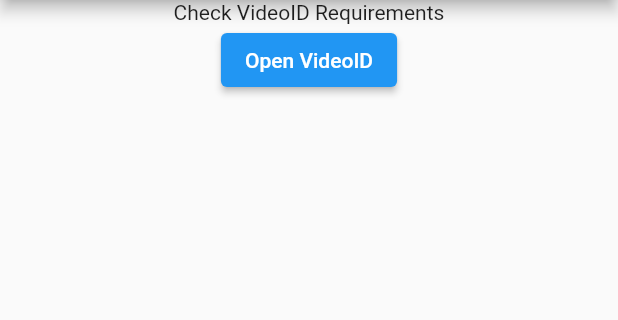
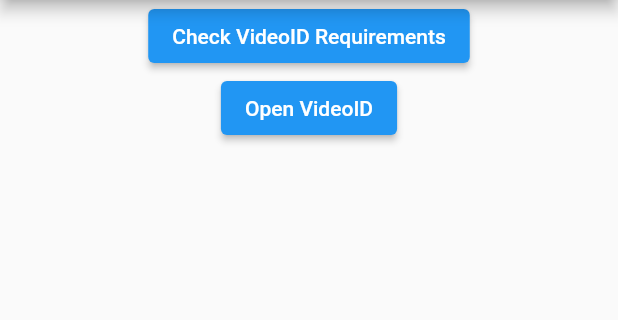
Before and after one commit to yeikel16/flutter_electronicid, a Flutter app: the screen it shows after launch, on a phone screen of 412 x 824 dp, the part 84-404 px from its top. Run offline on Flutter 3.47's test engine with Material 2 defaults, Android fonts, the phone set to English and light mode, and no system bars.

```diff
--- a/example/lib/main.dart
+++ b/example/lib/main.dart
@@ -49,9 +49,9 @@ class _MyAppState extends State<MyApp> {
         body: Center(
           child: Column(
             children: [
-              GestureDetector(
+              ElevatedButton(
                 child: Text('Check VideoID Requirements'),
-                onTap: checkRequirements,
+                onPressed: checkRequirements,
               ),
               ElevatedButton(
                 child: Text('Open VideoID'),
```
Also changed, not shown: 8 other files.
